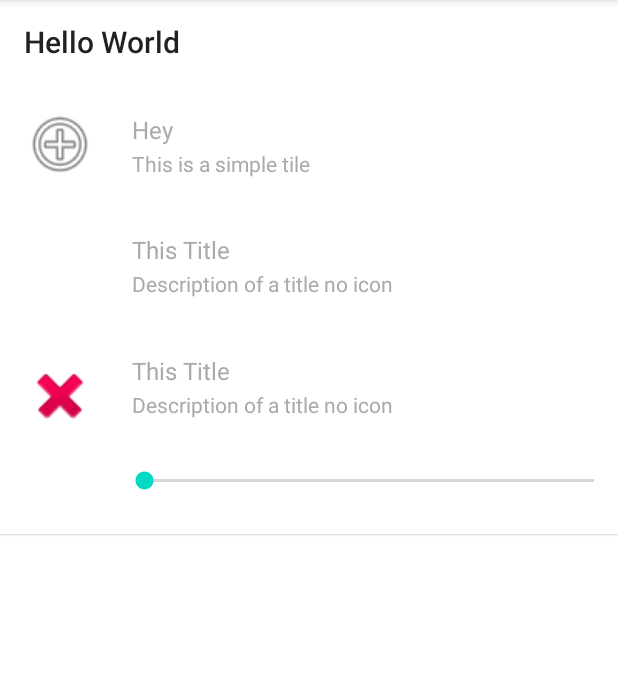
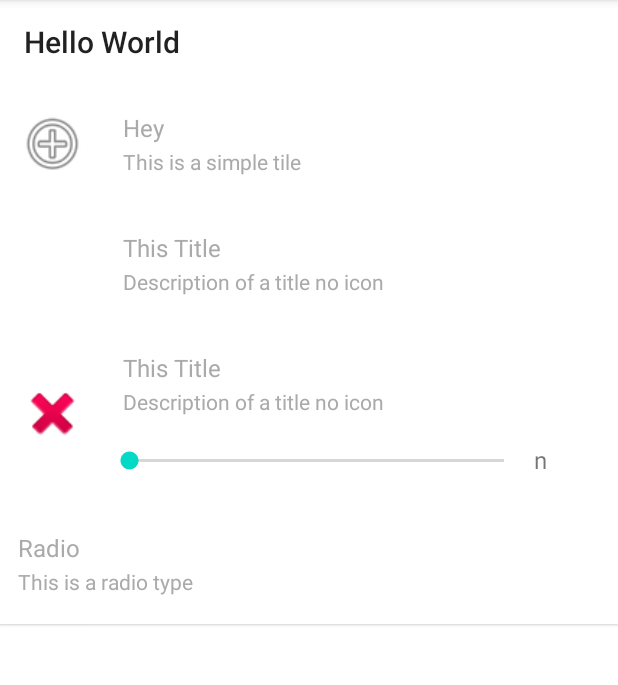
Before and after one commit to Idan503/MySettingsScreen, an Android app: the screen it shows after launch (MySettingsActivity), on a phone screen of 412 x 824 dp, the part 84-769 px from its top. Run offline under Robolectric (Android 15) with nearby library versions, the phone set to English and light mode, and no system bars.

Commit message:
Added RadioTileData structure

```diff
--- a/MySettingsScreen/src/main/java/com/idankorenisraeli/mysettingsscreen/activity/MySettingsActivity.java
+++ b/MySettingsScreen/src/main/java/com/idankorenisraeli/mysettingsscreen/activity/MySettingsActivity.java
@@ -10,10 +10,10 @@ import android.widget.SeekBar;
 
 import com.idankorenisraeli.mysettingsscreen.R;
 import com.idankorenisraeli.mysettingsscreen.adapter.SettingsRecyclerAdapter;
-import com.idankorenisraeli.mysettingsscreen.tile.ClickableTileData;
+import com.idankorenisraeli.mysettingsscreen.tile.ButtonTileData;
+import com.idankorenisraeli.mysettingsscreen.tile.RadioTileData;
 import com.idankorenisraeli.mysettingsscreen.tile.SeekbarTileData;
 import com.idankorenisraeli.mysettingsscreen.tile.SettingsTileData;
-import com.idankorenisraeli.mysettingsscreen.tile.TitleTileData;
 
 import java.util.ArrayList;
 
@@ -33,9 +33,9 @@ public class MySettingsActivity extends AppCompatActivity {
 
 
         ArrayList<SettingsTileData<?>> dataTiles = new ArrayList<>();
-        dataTiles.add(new ClickableTileData("Hey", "This is a simple tile")
+        dataTiles.add(new ButtonTileData("Hey", "This is a simple tile")
                 .setIconId(android.R.drawable.ic_menu_add));
-        dataTiles.add(new ClickableTileData("This Title", "Description of a title no icon").setInvisibleIcon(true));
+        dataTiles.add(new ButtonTileData("This Title", "Description of a title no icon").setInvisibleIcon(true));
         dataTiles.add(new SeekbarTileData("This Title", "Description of a title no icon")
             .setOnChange(new SeekBar.OnSeekBarChangeListener() {
                 @Override
@@ -55,6 +55,7 @@ public class MySettingsActivity extends AppCompatActivity {
             })
             .setIconId(android.R.drawable.ic_delete)
             );
+        dataTiles.add(new RadioTileData("Radio", "This is a radio type"));
 
 
         settingsRecycler.setLayoutManager(new LinearLayoutManager(this));
--- a/MySettingsScreen/src/main/java/com/idankorenisraeli/mysettingsscreen/adapter/SettingsRecyclerAdapter.java
+++ b/MySettingsScreen/src/main/java/com/idankorenisraeli/mysettingsscreen/adapter/SettingsRecyclerAdapter.java
@@ -1,22 +1,18 @@
 package com.idankorenisraeli.mysettingsscreen.adapter;
 
 import android.content.Context;
-import android.os.Debug;
-import android.util.Log;
 import android.view.LayoutInflater;
 import android.view.View;
 import android.view.ViewGroup;
-import android.widget.SeekBar;
 
 import androidx.annotation.NonNull;
 import androidx.recyclerview.widget.RecyclerView;
 
 import com.idankorenisraeli.mysettingsscreen.R;
 import com.idankorenisraeli.mysettingsscreen.tile.SettingsTileData;
-import com.idankorenisraeli.mysettingsscreen.tile.SwitchTileData;
-import com.idankorenisraeli.mysettingsscreen.tile_holder.ClickableTileHolder;
+import com.idankorenisraeli.mysettingsscreen.tile_holder.ButtonTileHolder;
+import com.idankorenisraeli.mysettingsscreen.tile_holder.RadioTileHolder;
 import com.idankorenisraeli.mysettingsscreen.tile_holder.SeekbarTileHolder;
-import com.idankorenisraeli.mysettingsscreen.tile_holder.SettingsTileHolder;
 import com.idankorenisraeli.mysettingsscreen.tile_holder.SwitchTileHolder;
 import com.idankorenisraeli.mysettingsscreen.tile_holder.TitleTileHolder;
 
@@ -54,13 +50,16 @@ public class SettingsRecyclerAdapter extends RecyclerView.Adapter<RecyclerView.V
                 return new TitleTileHolder(view);
             case CLICKABLE:
                 view = mInflater.inflate(R.layout.clickable_tile_layout, parent, false);
-                return new ClickableTileHolder(view);
+                return new ButtonTileHolder(view);
             case SWITCH:
                 view = mInflater.inflate(R.layout.switch_tile_layout, parent, false);
                 return new SwitchTileHolder(view);
             case SEEKBAR:
                 view = mInflater.inflate(R.layout.seekbar_tile_layout, parent, false);
                 return new SeekbarTileHolder(view);
+            case RADIO_CHOICE:
+                view = mInflater.inflate(R.layout.clickable_tile_layout, parent, false);
+                return new RadioTileHolder(view);
             default:
                 view = mInflater.inflate(R.layout.title_tile_layout, parent, false);
                 return new TitleTileHolder(view);
@@ -71,20 +70,24 @@ public class SettingsRecyclerAdapter extends RecyclerView.Adapter<RecyclerView.V
     @Override
     public void onBindViewHolder(@NonNull RecyclerView.ViewHolder holder, int position) {
 
-        SettingsTileData item = getItem(position);
+        SettingsTileData<?> item = getItem(position);
 
         switch (getItemViewType(position)){
             case TITLE:
                 ((TitleTileHolder) holder).setData(item);
                 break;
             case CLICKABLE:
-                ((ClickableTileHolder) holder).setData(item);
+                ((ButtonTileHolder) holder).setData(item);
                 break;
             case SWITCH:
                 ((SwitchTileHolder) holder).setData(item);
                 break;
             case SEEKBAR:
                 ((SeekbarTileHolder)holder).setData(item);
+                break;
+            case RADIO_CHOICE:
+                ((RadioTileHolder)holder).setData(item);
+                break;
         }
 
 
@@ -100,7 +103,7 @@ public class SettingsRecyclerAdapter extends RecyclerView.Adapter<RecyclerView.V
     @Override
     public int getItemViewType(int position) {
         switch (getItem(position).getClass().getSimpleName()){
-            case "ClickableTileData":
+            case "ButtonTileData":
                 return CLICKABLE;
             case "TitleTileData":
                 return TITLE;
@@ -108,6 +111,8 @@ public class SettingsRecyclerAdapter extends RecyclerView.Adapter<RecyclerView.V
                 return SWITCH;
             case "SeekbarTileData":
                 return SEEKBAR;
+            case "RadioTileData":
+                return RADIO_CHOICE;
 
             default:
                 throw new IllegalStateException("Unexpected value: " + getItem(position).getClass());
@@ -116,7 +121,7 @@ public class SettingsRecyclerAdapter extends RecyclerView.Adapter<RecyclerView.V
     }
 
     // convenience method for getting data at click position
-    SettingsTileData getItem(int id) {
+    SettingsTileData<?> getItem(int id) {
         return tilesData.get(id);
     }
 
--- a/MySettingsScreen/src/main/java/com/idankorenisraeli/mysettingsscreen/tile/ClickableTileData.java
+++ b/MySettingsScreen/src/main/java/com/idankorenisraeli/mysettingsscreen/tile/ButtonTileData.java
@@ -2,16 +2,16 @@ package com.idankorenisraeli.mysettingsscreen.tile;
 import android.view.View;
 
 
-public class ClickableTileData extends SettingsTileData<ClickableTileData> {
+public class ButtonTileData extends SettingsTileData<ButtonTileData> {
 
     @Override
-    protected ClickableTileData build() {
+    protected ButtonTileData build() {
         return this;
     }
 
     protected View.OnClickListener onClick;
 
-    public ClickableTileData(String title, String description) {
+    public ButtonTileData(String title, String description) {
         super(title, description);
     }
 
@@ -20,7 +20,7 @@ public class ClickableTileData extends SettingsTileData<ClickableTileData> {
         return onClick;
     }
 
-    public ClickableTileData setOnClick(View.OnClickListener onClick) {
+    public ButtonTileData setOnClick(View.OnClickListener onClick) {
         this.onClick = onClick;
         return this;
     }
--- /dev/null
+++ b/MySettingsScreen/src/main/java/com/idankorenisraeli/mysettingsscreen/tile/RadioTileData.java
@@ -0,0 +1,42 @@
+package com.idankorenisraeli.mysettingsscreen.tile;
+
+import android.widget.CompoundButton;
+
+import java.util.ArrayList;
+
+
+public class RadioTileData extends SettingsTileData<RadioTileData> {
+
+    private CompoundButton.OnCheckedChangeListener onChanged;
+    private ArrayList<String> options;
+    //Outer layout click functionality implemented inside holder object
+
+    // TODO - MIN VALUE, MAX VALUE, SP LINK
+
+    @Override
+    protected RadioTileData build() {
+        return this;
+    }
+
+    public RadioTileData(String title, String description) {
+        super(title, description);
+    }
+
+    public CompoundButton.OnCheckedChangeListener getOnChanged() {
+        return onChanged;
+    }
+
+    public RadioTileData setOnChanged(CompoundButton.OnCheckedChangeListener onChanged) {
+        this.onChanged = onChanged;
+        return build();
+    }
+
+    public ArrayList<String> getOptions() {
+        return options;
+    }
+
+    public RadioTileData setOptions(ArrayList<String> options) {
+        this.options = options;
+        return build();
+    }
+}
--- a/MySettingsScreen/src/main/java/com/idankorenisraeli/mysettingsscreen/tile/SwitchTileData.java
+++ b/MySettingsScreen/src/main/java/com/idankorenisraeli/mysettingsscreen/tile/SwitchTileData.java
@@ -1,15 +1,14 @@
 package com.idankorenisraeli.mysettingsscreen.tile;
 
-import android.view.View;
 import android.widget.CompoundButton;
 
 import androidx.annotation.Nullable;
 
 
-public class SwitchTileData extends ClickableTileData {
+public class SwitchTileData extends SettingsTileData<SwitchTileData> {
 
     @Override
-    protected ClickableTileData build() {
+    protected SwitchTileData build() {
         return this;
     }
 
@@ -28,6 +27,6 @@ public class SwitchTileData extends ClickableTileData {
 
     public SwitchTileData setOnChange(@Nullable CompoundButton.OnCheckedChangeListener onChange) {
         this.onChange = onChange;
-        return this;
+        return build();
     }
 }
--- a/MySettingsScreen/src/main/java/com/idankorenisraeli/mysettingsscreen/tile_holder/ClickableTileHolder.java
+++ b/MySettingsScreen/src/main/java/com/idankorenisraeli/mysettingsscreen/tile_holder/ButtonTileHolder.java
@@ -1,22 +1,21 @@
 package com.idankorenisraeli.mysettingsscreen.tile_holder;
 
-import android.util.Log;
 import android.view.View;
 
-import com.idankorenisraeli.mysettingsscreen.tile.ClickableTileData;
+import com.idankorenisraeli.mysettingsscreen.tile.ButtonTileData;
 import com.idankorenisraeli.mysettingsscreen.tile.SettingsTileData;
 
-public class ClickableTileHolder extends SettingsTileHolder{
+public class ButtonTileHolder extends SettingsTileHolder{
 
-    public ClickableTileHolder(View itemView) {
+    public ButtonTileHolder(View itemView) {
         super(itemView);
     }
 
     @Override
-    public void setData(SettingsTileData tileObject) {
+    public void setData(SettingsTileData<?> tileObject) {
         super.setData(tileObject);
 
-        ClickableTileData mData = (ClickableTileData) tileObject;
+        ButtonTileData mData = (ButtonTileData) tileObject;
 
         if(mData.getOnClick()!=null) {
             View.OnClickListener tileClickListener = new View.OnClickListener() {
--- /dev/null
+++ b/MySettingsScreen/src/main/java/com/idankorenisraeli/mysettingsscreen/tile_holder/RadioTileHolder.java
@@ -0,0 +1,28 @@
+package com.idankorenisraeli.mysettingsscreen.tile_holder;
+
+import android.view.View;
+
+import com.idankorenisraeli.mysettingsscreen.tile.RadioTileData;
+import com.idankorenisraeli.mysettingsscreen.tile.SettingsTileData;
+
+public class RadioTileHolder extends SettingsTileHolder {
+
+    public RadioTileHolder(View itemView) {
+        super(itemView);
+    }
+
+    @Override
+    public void setData(SettingsTileData<?> tileObject) {
+        super.setData(tileObject);
+        RadioTileData mData = (RadioTileData) tileObject;
+
+        if (mData.getOnChanged() != null)
+            itemView.setOnClickListener(new View.OnClickListener() {
+                @Override
+                public void onClick(View v) {
+                    //mData.getOnChanged().onCheckedChanged();
+                    //Init dialog with the callback ^^
+                }
+            });
+    }
+}
--- a/MySettingsScreen/src/main/java/com/idankorenisraeli/mysettingsscreen/tile_holder/SwitchTileHolder.java
+++ b/MySettingsScreen/src/main/java/com/idankorenisraeli/mysettingsscreen/tile_holder/SwitchTileHolder.java
@@ -10,7 +10,7 @@ import com.idankorenisraeli.mysettingsscreen.R;
 import com.idankorenisraeli.mysettingsscreen.tile.SettingsTileData;
 import com.idankorenisraeli.mysettingsscreen.tile.SwitchTileData;
 
-public class SwitchTileHolder extends ClickableTileHolder{
+public class SwitchTileHolder extends SettingsTileHolder{
 
     SwitchMaterial switchMaterial;
 
@@ -29,7 +29,7 @@ public class SwitchTileHolder extends ClickableTileHolder{
     }
 
     @Override
-    public void setData(SettingsTileData tileObject) {
+    public void setData(SettingsTileData<?> tileObject) {
         super.setData(tileObject);
         SwitchTileData mData = (SwitchTileData) tileObject;
 
@@ -50,8 +50,5 @@ public class SwitchTileHolder extends ClickableTileHolder{
                 switchMaterial.performClick();
             }
         });
-
-
-
     }
 }
--- a/MySettingsScreen/src/main/res/layout/clickable_tile_layout.xml
+++ b/MySettingsScreen/src/main/res/layout/clickable_tile_layout.xml
@@ -20,6 +20,7 @@
             style="@style/IncludeTileText"
             layout="@layout/text_inner_tile_layout"
             android:id="@id/tile_INC_text"
+
             />
 
     </RelativeLayout>
--- a/MySettingsScreen/src/main/res/layout/seekbar_tile_layout.xml
+++ b/MySettingsScreen/src/main/res/layout/seekbar_tile_layout.xml
@@ -1,10 +1,9 @@
 <?xml version="1.0" encoding="utf-8"?>
 <com.google.android.material.card.MaterialCardView xmlns:android="http://schemas.android.com/apk/res/android"
-    xmlns:app="http://schemas.android.com/apk/res-auto"
     xmlns:tools="http://schemas.android.com/tools"
     android:id="@id/tile_CARD_card"
     style="@style/TileCard"
-    android:layout_height="140dp">
+    android:layout_height="120dp">
 
 
     <RelativeLayout
@@ -16,7 +15,6 @@
         <ImageView
             android:id="@id/tile_IMG_icon"
             style="@style/TileIcon"
-            android:layout_alignParentTop="true"
             android:contentDescription="@string/settings_icon"
             android:visibility="gone"
             />
@@ -29,14 +27,39 @@
             tools:ignore="IncludeLayoutParam" />
 
 
-        <SeekBar
+
+        <LinearLayout
             android:layout_width="match_parent"
+            android:layout_toEndOf="@id/tile_IMG_icon"
+            android:layout_below="@id/tile_INC_text"
             android:layout_height="match_parent"
-            android:paddingTop="4dp"
-            android:layout_toEndOf="@id/tile_IMG_icon"
-            android:id="@id/tile_SB_seekbar"
-            android:layout_below="@id/tile_INC_text"
-            />
+            android:orientation="horizontal"
+            android:gravity="center_vertical"
+            android:weightSum="1"
+            >
+
+            <SeekBar
+                android:layout_width="0dp"
+                android:layout_weight="0.825"
+                android:layout_height="match_parent"
+                android:id="@id/tile_SB_seekbar"
+
+                />
+
+            <TextView
+                android:layout_width="0dp"
+                android:layout_height="match_parent"
+                android:textSize="16sp"
+                android:gravity="center|start"
+                android:padding="4dp"
+                android:layout_gravity="center_vertical"
+                android:includeFontPadding="false"
+                android:layout_weight="0.175"
+                android:text="n"
+                />
+
+        </LinearLayout>
+
 
     </RelativeLayout>
 
--- a/MySettingsScreen/src/main/res/values/themes.xml
+++ b/MySettingsScreen/src/main/res/values/themes.xml
@@ -11,10 +11,11 @@
 
     <!-- Icon of Tile -->
     <style name="TileIcon">
-        <item name="android:layout_width">80dp</item>
-        <item name="android:layout_height">80dp</item>
+        <item name="android:layout_width">70dp</item>
+        <item name="android:layout_height">70dp</item>
         <item name="android:layout_centerVertical">true</item>
-        <item name="android:padding">15dp</item>
+        <item name="android:padding">12dp</item>
+        <item name="android:layout_alignParentStart">true</item>
     </style>
 
 
@@ -47,9 +48,9 @@
         <item name="android:layout_height">wrap_content</item>
         <item name="android:layout_gravity">center_vertical</item>
         <item name="android:orientation">vertical</item>
-        <item name="android:paddingStart">8dp</item>
+        <item name="android:paddingStart">12dp</item>
         <item name="android:paddingEnd">2dp</item>
-        <item name="android:paddingTop">12dp</item>
+        <item name="android:paddingTop">10dp</item>
         <item name="android:paddingBottom">10dp</item>
     </style>
 
```
